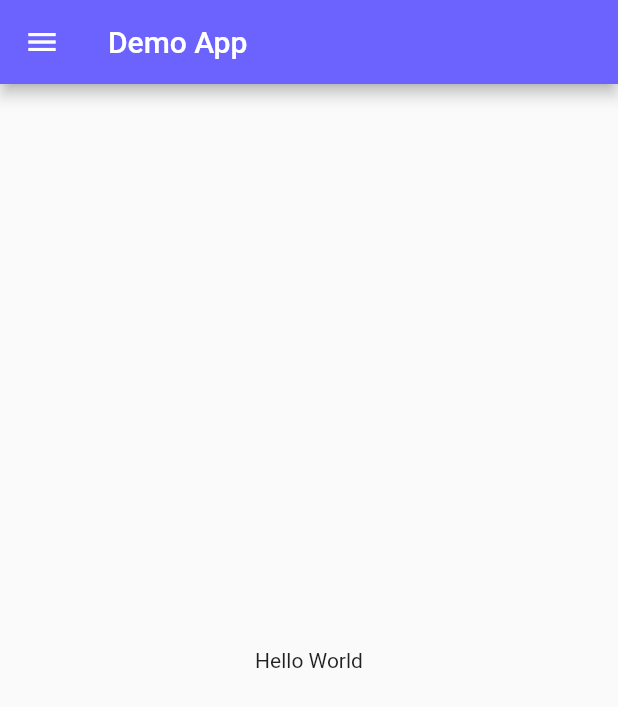
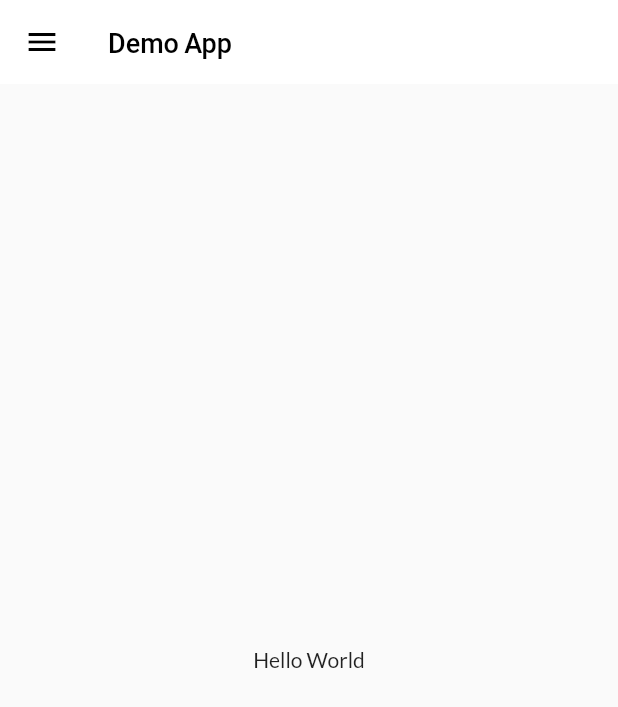
Before and after one commit to Mehul-bitcoder/flutter_demo, a Flutter app: the screen it shows after launch, on a phone screen of 412 x 824 dp. Shown: the top 707 px of the screen. Run offline on Flutter 3.47's test engine with Material 2 defaults, Android fonts, the phone set to English and light mode, and no system bars; our stand-ins replace google_fonts.

Commit message:
added themes and model

```diff
--- a/lib/main.dart
+++ b/lib/main.dart
@@ -2,6 +2,7 @@ import 'package:appdemo/custom_pallete.dart';
 import 'package:appdemo/screens/home.dart';
 import 'package:appdemo/screens/login.dart';
 import 'package:appdemo/utils/routes.dart';
+import 'package:appdemo/widgets/theme.dart';
 import "package:flutter/material.dart";
 import 'package:google_fonts/google_fonts.dart';
 
@@ -17,10 +18,8 @@ class DemoApp extends StatelessWidget {
     return MaterialApp(
       // home: Home(),
       themeMode: ThemeMode.light,
-      theme: ThemeData(primarySwatch: midBlue),
-      darkTheme: ThemeData(
-        brightness: Brightness.dark,
-      ),
+      theme: MyTheme.lightTheme(context),
+      darkTheme: MyTheme.darkTheme(context),
       initialRoute: MyRoutes.homeRoute,
       debugShowCheckedModeBanner: false,
       routes: {
--- a/lib/screens/home.dart
+++ b/lib/screens/home.dart
@@ -8,7 +8,9 @@ class Home extends StatelessWidget {
   Widget build(BuildContext context) {
     return Scaffold(
       appBar: AppBar(
-        title: const Text("Demo App"),
+        title: const Text(
+          "Demo App",
+        ),
       ),
       body: Center(
         child: Container(
--- /dev/null
+++ b/lib/widgets/theme.dart
@@ -0,0 +1,21 @@
+import 'package:appdemo/custom_pallete.dart';
+import 'package:flutter/material.dart';
+import 'package:google_fonts/google_fonts.dart';
+
+class MyTheme {
+  static ThemeData lightTheme(BuildContext context) => ThemeData(
+      primarySwatch: midBlue,
+      fontFamily: GoogleFonts.lato().fontFamily,
+      appBarTheme: const AppBarTheme(
+          color: Colors.white,
+          elevation: 0,
+          iconTheme: IconThemeData(
+            color: Colors.black,
+          ),
+          titleTextStyle: TextStyle(
+              color: Colors.black, fontSize: 18, fontWeight: FontWeight.w500)));
+
+  static ThemeData darkTheme(BuildContext context) => ThemeData(
+        brightness: Brightness.dark,
+      );
+}
```
Also changed, not shown: lib/model/catalog.dart (added, +27 -0 lines).
